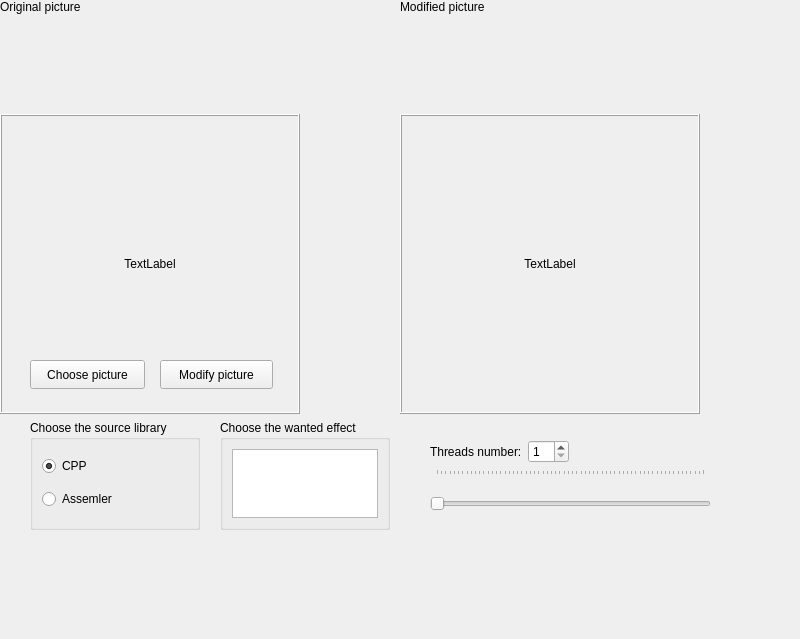
Qt form Sepia_Vignetting/mainwindow.ui (LapciuchPS/Curriculum-Vitae) before a commit.
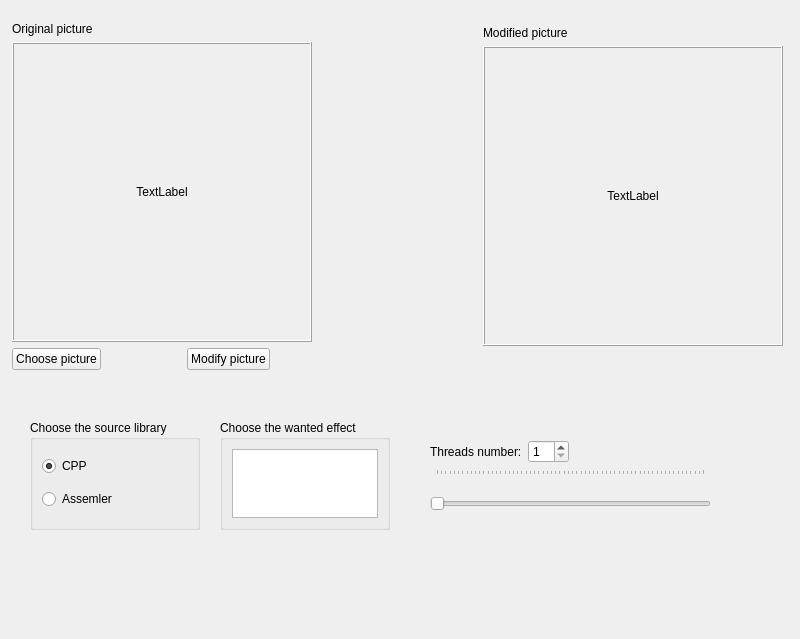
The same form after that commit.

The edit to the form file:
```diff
--- a/Sepia_Vignetting/mainwindow.ui
+++ b/Sepia_Vignetting/mainwindow.ui
@@ -52,32 +52,6 @@
      </item>
     </layout>
    </widget>
-   <widget class="QPushButton" name="pushButton_modify_picture">
-    <property name="geometry">
-     <rect>
-      <x>160</x>
-      <y>360</y>
-      <width>113</width>
-      <height>29</height>
-     </rect>
-    </property>
-    <property name="text">
-     <string>Modify picture</string>
-    </property>
-   </widget>
-   <widget class="QPushButton" name="pushButton_choose_picture">
-    <property name="geometry">
-     <rect>
-      <x>30</x>
-      <y>360</y>
-      <width>115</width>
-      <height>29</height>
-     </rect>
-    </property>
-    <property name="text">
-     <string>Choose picture</string>
-    </property>
-   </widget>
    <widget class="QGroupBox" name="groupBox_operation_choice">
     <property name="geometry">
      <rect>
@@ -107,16 +81,23 @@
     </layout>
    </widget>
    <widget class="QWidget" name="">
-    <layout class="QHBoxLayout" name="horizontalLayout_2" stretch="1,1">
-     <property name="spacing">
-      <number>100</number>
-     </property>
-     <item>
+    <property name="geometry">
+     <rect>
+      <x>12</x>
+      <y>12</y>
+      <width>771</width>
+      <height>369</height>
+     </rect>
+    </property>
+    <layout class="QGridLayout" name="gridLayout_4">
+     <item row="0" column="0">
+      <layout class="QGridLayout" name="gridLayout_2">
+       <item row="0" column="0" colspan="2">
       <layout class="QGridLayout" name="gridLayout_modified_picture_2">
        <item row="1" column="0">
         <widget class="QLabel" name="label_premodify_picture">
          <property name="sizePolicy">
-          <sizepolicy hsizetype="Ignored" vsizetype="Maximum">
+            <sizepolicy hsizetype="Fixed" vsizetype="Fixed">
            <horstretch>0</horstretch>
            <verstretch>0</verstretch>
           </sizepolicy>
@@ -144,7 +125,7 @@
        <item row="0" column="0">
         <widget class="QLabel" name="label_original_picture">
          <property name="sizePolicy">
-          <sizepolicy hsizetype="Preferred" vsizetype="Fixed">
+            <sizepolicy hsizetype="Fixed" vsizetype="Fixed">
            <horstretch>0</horstretch>
            <verstretch>0</verstretch>
           </sizepolicy>
@@ -156,12 +137,55 @@
        </item>
       </layout>
      </item>
-     <item>
+       <item row="1" column="0">
+        <widget class="QPushButton" name="pushButton_choose_picture">
+         <property name="sizePolicy">
+          <sizepolicy hsizetype="Fixed" vsizetype="Fixed">
+           <horstretch>0</horstretch>
+           <verstretch>0</verstretch>
+          </sizepolicy>
+         </property>
+         <property name="text">
+          <string>Choose picture</string>
+         </property>
+        </widget>
+       </item>
+       <item row="1" column="1">
+        <widget class="QPushButton" name="pushButton_modify_picture">
+         <property name="sizePolicy">
+          <sizepolicy hsizetype="Fixed" vsizetype="Fixed">
+           <horstretch>0</horstretch>
+           <verstretch>0</verstretch>
+          </sizepolicy>
+         </property>
+         <property name="text">
+          <string>Modify picture</string>
+         </property>
+        </widget>
+       </item>
+      </layout>
+     </item>
+     <item row="0" column="1">
+      <spacer name="horizontalSpacer_3">
+       <property name="orientation">
+        <enum>Qt::Orientation::Horizontal</enum>
+       </property>
+       <property name="sizeHint" stdset="0">
+        <size>
+         <width>40</width>
+         <height>20</height>
+        </size>
+       </property>
+      </spacer>
+     </item>
+     <item row="0" column="2">
+      <layout class="QGridLayout" name="gridLayout_3">
+       <item row="0" column="0">
       <layout class="QGridLayout" name="gridLayout_modified_picture">
        <item row="0" column="0">
         <widget class="QLabel" name="label_2">
          <property name="sizePolicy">
-          <sizepolicy hsizetype="Preferred" vsizetype="Fixed">
+            <sizepolicy hsizetype="Fixed" vsizetype="Fixed">
            <horstretch>0</horstretch>
            <verstretch>0</verstretch>
           </sizepolicy>
@@ -174,7 +198,7 @@
        <item row="1" column="0">
         <widget class="QLabel" name="label_modified_picture">
          <property name="sizePolicy">
-          <sizepolicy hsizetype="Ignored" vsizetype="Expanding">
+            <sizepolicy hsizetype="Fixed" vsizetype="Fixed">
            <horstretch>0</horstretch>
            <verstretch>0</verstretch>
           </sizepolicy>
@@ -198,6 +222,21 @@
           <set>Qt::AlignmentFlag::AlignCenter</set>
          </property>
         </widget>
+         </item>
+        </layout>
+       </item>
+       <item row="1" column="0">
+        <spacer name="horizontalSpacer_2">
+         <property name="orientation">
+          <enum>Qt::Orientation::Horizontal</enum>
+         </property>
+         <property name="sizeHint" stdset="0">
+          <size>
+           <width>268</width>
+           <height>20</height>
+          </size>
+         </property>
+        </spacer>
        </item>
       </layout>
      </item>
```
Lines whose indentation alone changed are shown as unchanged.
